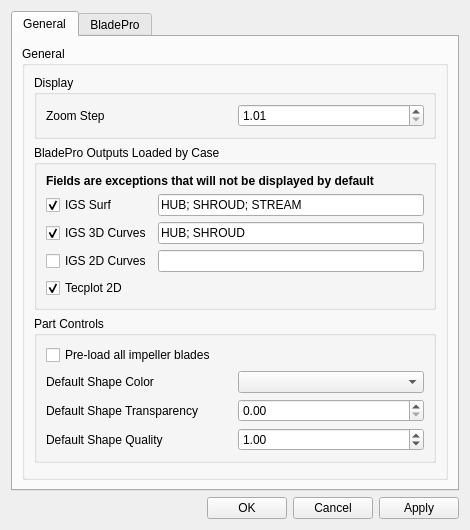
Qt form bladepy/preferences_modules/preferencesUI.ui (luckalmeidan/_BladePy) before a commit.
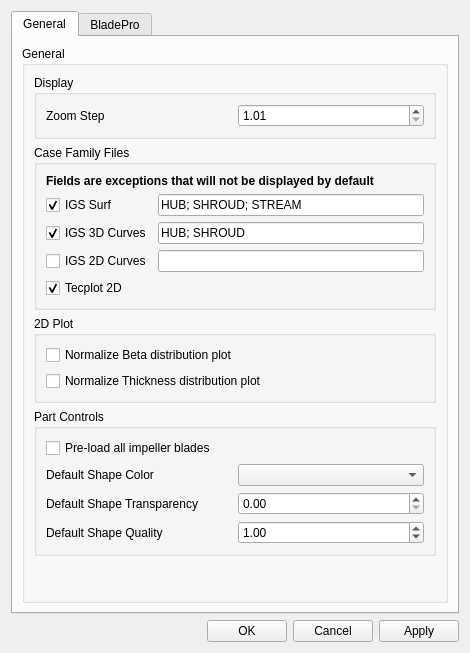
The same form after that commit.

Commit message: Preferences has option to normalize or not axis of Thickness and Beta Distribution.

```diff
--- a/bladepy/preferences_modules/preferencesUI.ui
+++ b/bladepy/preferences_modules/preferencesUI.ui
@@ -10,13 +10,13 @@
     <x>0</x>
     <y>0</y>
     <width>470</width>
-    <height>530</height>
+    <height>653</height>
    </rect>
   </property>
   <property name="maximumSize">
    <size>
     <width>470</width>
-    <height>530</height>
+    <height>713</height>
    </size>
   </property>
   <property name="windowTitle">
@@ -48,13 +48,26 @@
           <string>General</string>
          </property>
          <layout class="QGridLayout" name="ui_preferences_general_groupbox_gl">
+          <item row="4" column="0">
+           <spacer name="ui_preferences_general_vspacer">
+            <property name="orientation">
+             <enum>Qt::Vertical</enum>
+            </property>
+            <property name="sizeHint" stdset="0">
+             <size>
+              <width>20</width>
+              <height>40</height>
+             </size>
+            </property>
+           </spacer>
+          </item>
           <item row="1" column="0">
            <widget class="QGroupBox" name="self_preferences_general_outputs_groupbox">
             <property name="toolTip">
              <string>The ouputs checked will be displayed when loading a case. One can make exceptions when displaying IGS files.</string>
             </property>
             <property name="title">
-             <string>BladePro Outputs Loaded by Case</string>
+             <string>Case Family Files</string>
             </property>
             <layout class="QVBoxLayout" name="self_preferences_general_outputs_groupbox_vl">
              <item>
@@ -148,19 +161,6 @@
            </widget>
           </item>
           <item row="3" column="0">
-           <spacer name="ui_preferences_general_vspacer">
-            <property name="orientation">
-             <enum>Qt::Vertical</enum>
-            </property>
-            <property name="sizeHint" stdset="0">
-             <size>
-              <width>20</width>
-              <height>40</height>
-             </size>
-            </property>
-           </spacer>
-          </item>
-          <item row="2" column="0">
            <widget class="QGroupBox" name="self_preferences_general_shape_groupbox">
             <property name="statusTip">
              <string>Part Controls</string>
@@ -342,6 +342,36 @@
             </layout>
            </widget>
           </item>
+          <item row="2" column="0">
+           <widget class="QGroupBox" name="self_preferences_general_shape_groupbox_2">
+            <property name="statusTip">
+             <string>Part Controls</string>
+            </property>
+            <property name="title">
+             <string>2D Plot</string>
+            </property>
+            <layout class="QVBoxLayout" name="self_preferences_general_shape_groupbox_vl_3">
+             <item>
+              <layout class="QGridLayout" name="ui_preferences_general_shape_gl_3">
+               <item row="0" column="0">
+                <widget class="QCheckBox" name="ui_preferences_tecplot_2d_normalize_beta_chk">
+                 <property name="text">
+                  <string>Normalize Beta distribution plot</string>
+                 </property>
+                </widget>
+               </item>
+               <item row="1" column="0">
+                <widget class="QCheckBox" name="ui_preferences_tecplot_2d_normalize_thickness_chk">
+                 <property name="text">
+                  <string>Normalize Thickness distribution plot</string>
+                 </property>
+                </widget>
+               </item>
+              </layout>
+             </item>
+            </layout>
+           </widget>
+          </item>
          </layout>
         </widget>
        </item>
```
Left out of the diff: 20 changed lines with no effect on the pictures. The commit also changes 3 other files.
